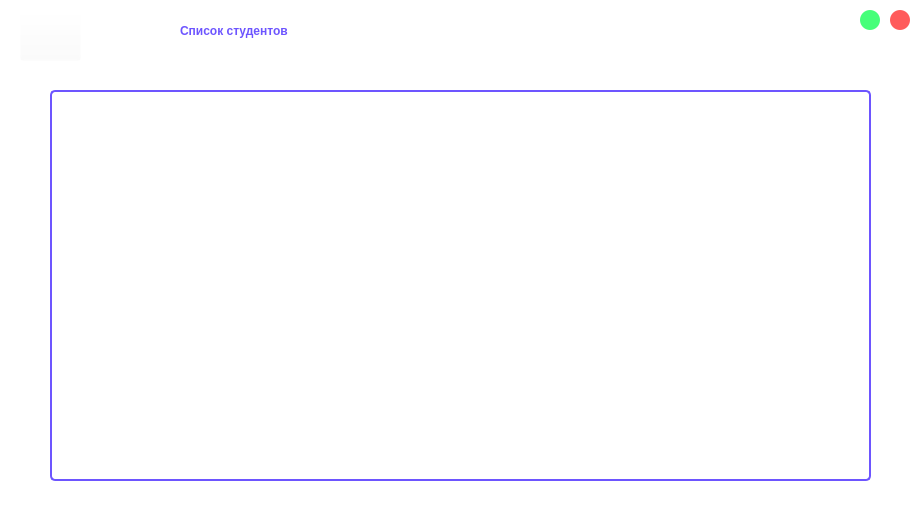
AssasinNik/meow, file project/list_of_students.ui: the form before one commit.
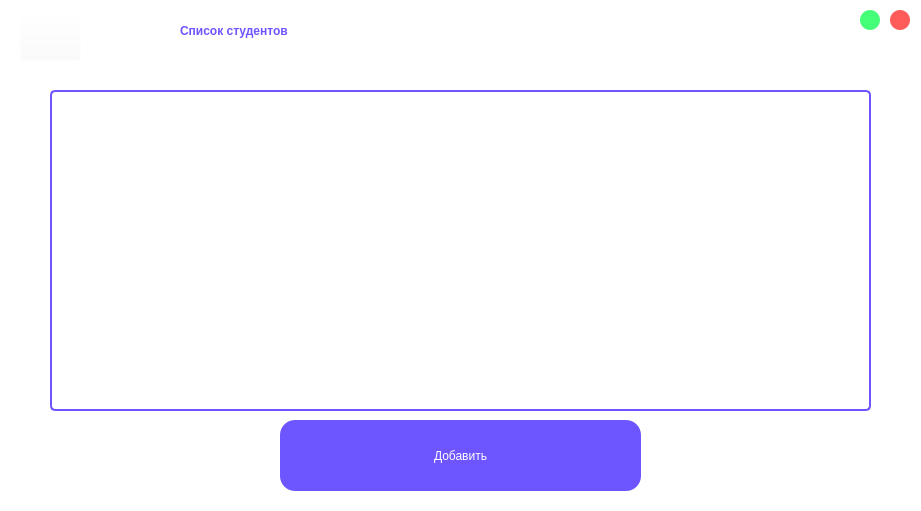
The form after the commit. Icons and pictures are not drawn.

```diff
--- a/project/list_of_students.ui
+++ b/project/list_of_students.ui
@@ -101,7 +101,7 @@
      <x>50</x>
      <y>90</y>
      <width>821</width>
-     <height>391</height>
+     <height>321</height>
     </rect>
    </property>
    <property name="styleSheet">
@@ -199,6 +199,40 @@
     <string/>
    </property>
   </widget>
+  <widget class="QPushButton" name="pushButton">
+   <property name="geometry">
+    <rect>
+     <x>280</x>
+     <y>420</y>
+     <width>361</width>
+     <height>71</height>
+    </rect>
+   </property>
+   <property name="autoFillBackground">
+    <bool>false</bool>
+   </property>
+   <property name="styleSheet">
+    <string notr="true">QPushButton{
+	color: rgb(255, 255, 255);
+	background-color: #6D55FF;
+	border-radius: 15px; 
+	font: 75 25pt &quot;Karla&quot; bold;
+	border: 2px;
+}
+QPushButton:pressed{
+	background-color: #A597FF;
+}</string>
+   </property>
+   <property name="text">
+    <string>Добавить</string>
+   </property>
+   <property name="default">
+    <bool>false</bool>
+   </property>
+   <property name="flat">
+    <bool>false</bool>
+   </property>
+  </widget>
  </widget>
  <resources>
   <include location="greeting.qrc"/>
```
